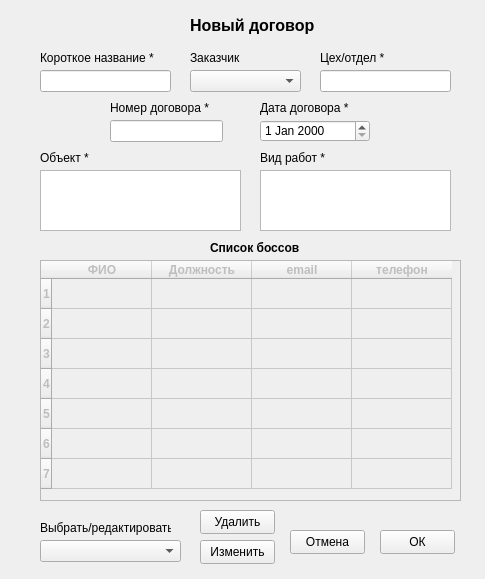
Old version of the form my_helper/notebook/designer_ui/new_contract.ui in the repository SmolPO/vertical.
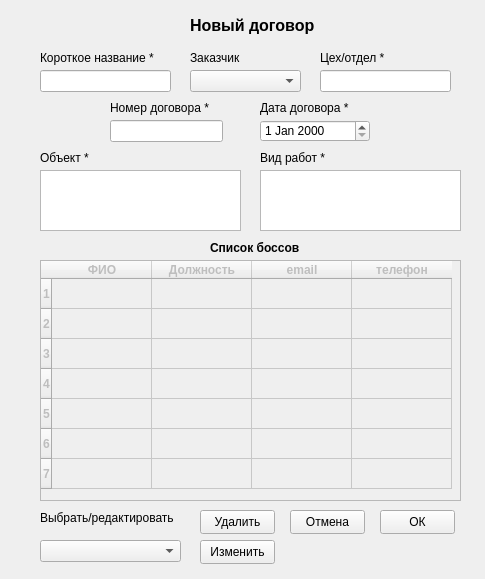
New version of the form.

What changed in the file:
```diff
--- a/my_helper/notebook/designer_ui/new_contract.ui
+++ b/my_helper/notebook/designer_ui/new_contract.ui
@@ -96,7 +96,7 @@
     <rect>
      <x>260</x>
      <y>170</y>
-     <width>191</width>
+     <width>201</width>
      <height>61</height>
     </rect>
    </property>
@@ -235,7 +235,7 @@
    <property name="geometry">
     <rect>
      <x>290</x>
-     <y>530</y>
+     <y>510</y>
      <width>75</width>
      <height>24</height>
     </rect>
@@ -248,7 +248,7 @@
    <property name="geometry">
     <rect>
      <x>380</x>
-     <y>530</y>
+     <y>510</y>
      <width>75</width>
      <height>24</height>
     </rect>
@@ -317,8 +317,8 @@
    <property name="geometry">
     <rect>
      <x>40</x>
-     <y>520</y>
-     <width>131</width>
+     <y>510</y>
+     <width>141</width>
      <height>16</height>
     </rect>
    </property>
```
Left out of the diff: 6 changed lines with no effect on the pictures.
